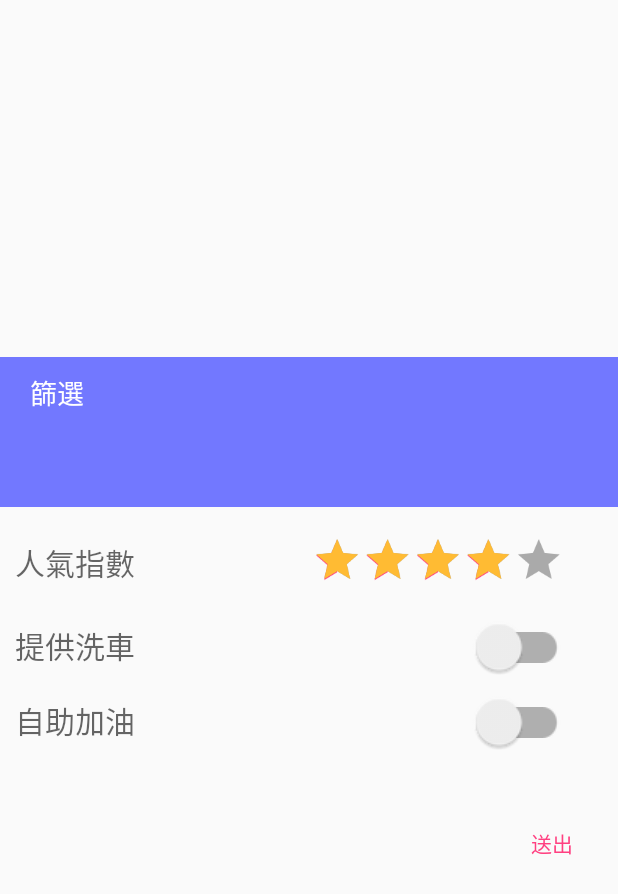
After one commit to empirejames/CPC, an Android app: the layout my_dialog.xml on its own in the app's theme, with its tools: preview values and no code run, on a phone screen of 412 x 824 dp. The commit adds this screen. Shown: the top 894 px of the screen. Run offline under Robolectric (Android 15) with nearby library versions, the phone set to English and light mode, and no system bars.

Commit message:
finish filter function for wash and creatid shelf

```diff
--- a/app/src/main/java/com/james/cpc/MainActivity.java
+++ b/app/src/main/java/com/james/cpc/MainActivity.java
@@ -6,11 +6,8 @@ import android.content.SharedPreferences;
 import android.net.Uri;
 import android.support.v4.widget.SwipeRefreshLayout;
 import android.os.Bundle;
-import android.support.v7.widget.Toolbar;
 import android.util.Log;
-import android.view.MotionEvent;
 import android.view.View;
-import android.widget.ImageView;
 import android.widget.LinearLayout;
 import android.widget.TextView;
 
@@ -23,7 +20,6 @@ public class MainActivity extends Activity implements SwipeRefreshLayout.OnRefre
     String countryNameS, curStationS, curte1S, curStatesS, curPMS, curAQIS, curPublishTimeS;
     String location, curgas92, curgas95, curgas98, curgasAlcool, curdisol, curmember, curcreditshelf, curWashcar, curyoyocard, curecard, curhappycash, curactivitytime;
     private SwipeRefreshLayout laySwipe;
-    private ImageView img_right, img_left;
 
     @Override
     protected void onCreate(Bundle savedInstanceState) {
--- /dev/null
+++ b/app/src/main/res/layout/my_dialog.xml
@@ -0,0 +1,130 @@
+<?xml version="1.0" encoding="utf-8"?>
+<LinearLayout xmlns:android="http://schemas.android.com/apk/res/android"
+    android:layout_width="match_parent"
+    android:layout_height="match_parent"
+    xmlns:app="http://schemas.android.com/apk/res-auto"
+    android:gravity="center"
+    android:orientation="vertical"
+    android:weightSum="1">
+    <RelativeLayout
+        android:id="@+id/relative_layoutTitle"
+        android:layout_width="match_parent"
+        android:layout_height="wrap_content"
+        android:orientation="vertical"
+        android:textColor="@color/colorWhite"
+        android:background="@color/colorPrimaryLight"
+        android:visibility="visible"
+        android:layout_weight="0.1">
+
+        <TextView
+            android:id="@+id/title_dialog"
+            android:layout_width="wrap_content"
+            android:layout_height="wrap_content"
+            android:layout_alignParentLeft="true"
+            android:layout_marginTop="10dp"
+            android:layout_marginLeft="20dp"
+            android:layout_marginBottom="10dp"
+            android:textColor="@color/colorWhite"
+            android:text="篩選"
+            android:textAppearance="?android:attr/textAppearanceMedium" />
+
+    </RelativeLayout>
+
+    <RelativeLayout
+        android:id="@+id/relative_layout"
+        android:layout_width="match_parent"
+        android:layout_height="200dp"
+        android:layout_below="@+id/relative_layoutTitle"
+        android:orientation="vertical"
+        android:paddingLeft="10dp"
+        android:textColor="@android:color/background_dark"
+        android:visibility="visible">
+
+        <TextView
+            android:id="@+id/ratingbarText"
+            android:layout_width="wrap_content"
+            android:layout_height="wrap_content"
+            android:text="人氣指數"
+            android:textAppearance="?android:attr/textAppearanceMedium"
+            android:layout_above="@+id/switchCount"
+            android:layout_alignParentLeft="true"
+            android:layout_alignParentStart="true"
+            android:textSize="20dp"
+            android:layout_marginBottom="15dp" />
+        <RatingBar
+            android:id="@+id/ratingBarSelect"
+            android:rating="4"
+            android:numStars="5"
+            android:scaleX="0.7"
+            android:scaleY="0.7"
+            android:progressBackgroundTint="@android:color/darker_gray"
+            android:progressTint="@android:color/holo_orange_light"
+            android:layout_width="wrap_content"
+            android:layout_height="wrap_content"
+            android:layout_marginTop="10dp"
+            android:layout_alignParentTop="true"
+            android:layout_alignParentRight="true"
+            android:layout_alignParentEnd="true" />
+
+        <TextView
+            android:id="@+id/switchCount"
+            android:layout_width="wrap_content"
+            android:layout_height="wrap_content"
+            android:layout_marginTop="10dp"
+            android:text="提供洗車"
+            android:textAppearance="?android:attr/textAppearanceMedium"
+            android:layout_below="@+id/ratingBarSelect"
+            android:layout_alignParentLeft="true"
+            android:textSize="20dp"
+            android:layout_alignParentStart="true" />
+
+        <android.support.v7.widget.SwitchCompat
+            android:id="@+id/switchWashBtn"
+            android:layout_width="wrap_content"
+            android:layout_height="wrap_content"
+            android:layout_marginEnd="37dp"
+            android:layout_marginRight="37dp"
+            android:checked="false"
+            android:scaleX="1.5"
+            android:scaleY="1.5"
+            app:switchMinWidth="50dp"
+            android:layout_alignBottom="@+id/switchCount"
+            android:layout_alignParentRight="true"
+            android:layout_alignParentEnd="true" />
+
+        <TextView
+            android:id="@+id/switchAvgDay"
+            android:layout_width="wrap_content"
+            android:layout_height="wrap_content"
+            android:text="自助加油"
+            android:textAppearance="?android:attr/textAppearanceMedium"
+            android:layout_below="@+id/switchWashBtn"
+            android:layout_alignParentLeft="true"
+            android:layout_alignParentStart="true"
+            android:textSize="20dp"
+            android:layout_marginTop="20dp" />
+
+        <android.support.v7.widget.SwitchCompat
+            android:id="@+id/switchSelfBtn"
+            android:layout_width="wrap_content"
+            android:layout_height="wrap_content"
+            android:checked="false"
+            android:scaleX="1.5"
+            android:scaleY="1.5"
+            android:showText="false"
+            app:switchMinWidth="50dp"
+            android:layout_alignBottom="@+id/switchAvgDay"
+            android:layout_alignLeft="@+id/switchWashBtn"
+            android:layout_alignStart="@+id/switchWashBtn" />
+    </RelativeLayout>
+
+    <Button
+        android:id="@+id/dialog_btn"
+        android:layout_width="wrap_content"
+        android:layout_height="wrap_content"
+        android:layout_below="@+id/switchSelfBtn"
+        android:layout_gravity="right"
+        android:textColor="@color/colorAccent"
+        android:background="?android:attr/selectableItemBackground"
+        android:text="送出" />
+</LinearLayout>
--- a/app/src/main/res/values/colors.xml
+++ b/app/src/main/res/values/colors.xml
@@ -1,6 +1,14 @@
 <?xml version="1.0" encoding="utf-8"?>
 <resources>
-    <color name="colorPrimary">#3F51B5</color>
-    <color name="colorPrimaryDark">#303F9F</color>
-    <color name="colorAccent">#FFFFFF</color>
+    <color name="colorPrimaryLight">#7278ff</color>
+    <color name="colorPrimary">#304cd6</color>
+    <color name="colorPrimaryDark">#0025a3</color>
+    <color name="colorAccent">#FF4081</color>
+    <color name="colorGrey">#E0E0E0</color>
+    <color name="colorWhite">#FFFFFF</color>
+    <color name="colorGray">#c1d5e0</color>
+    <color name="colorGrayDark">#62757f</color>
+    <color name="colorBlack">#000000</color>
+    <color name="colorYello">#F9F900</color>
+    <color name="colorGreen">#00EC00</color>
 </resources>
```
Also changed, not shown: app/src/main/java/com/james/cpc/ViewPageController.java (+184 -37 lines).
